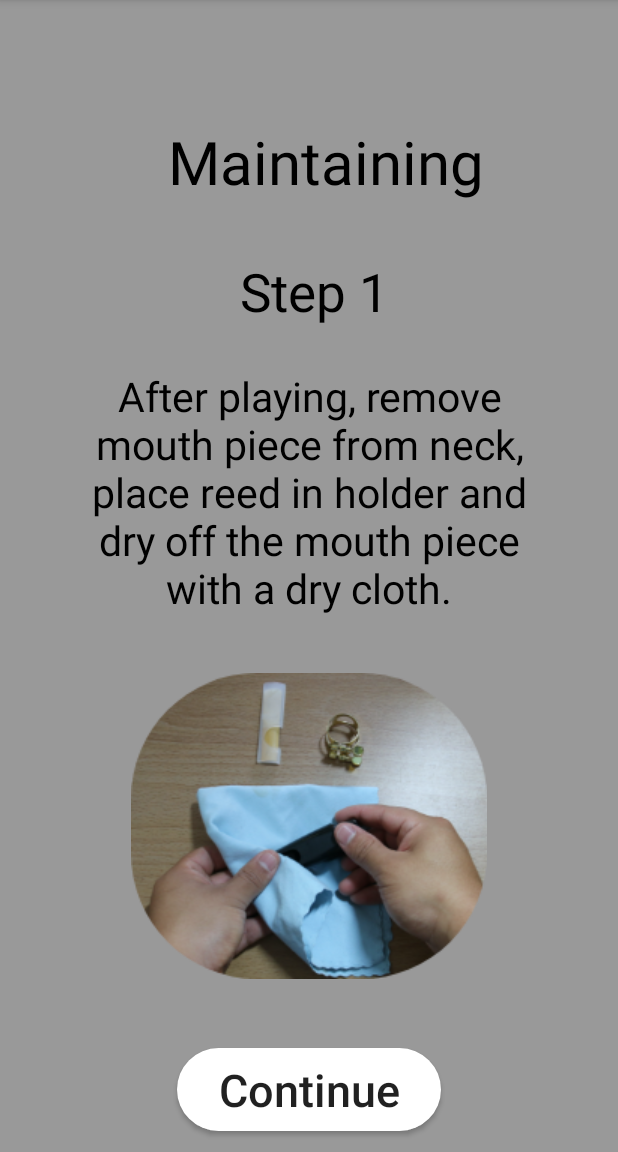
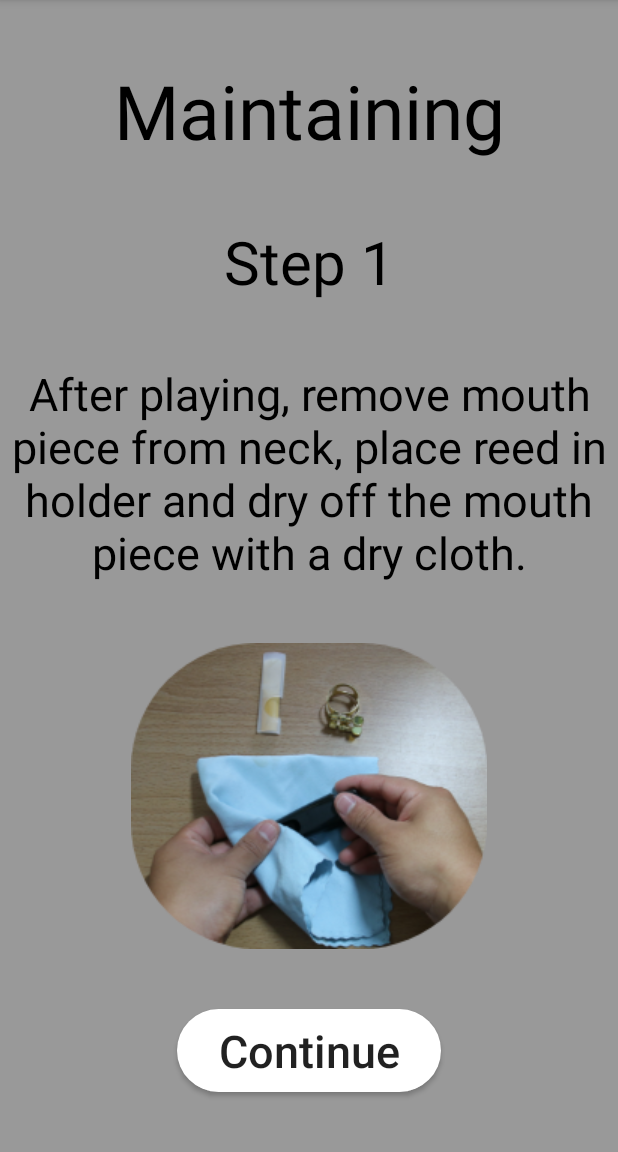
Before and after one commit to sammax12/SimpleSaxaphone, an Android app: the fragment Maintaining1 shown on its own in the app's theme, on a phone screen of 412 x 824 dp, the part 84-1236 px from its top. Run offline under Robolectric (Android 15) with nearby library versions, the phone set to English and light mode, and no system bars.

Commit message:
fixed maintaining fragments

```diff
--- a/app/src/main/res/layout/fragment_maintaining1.xml
+++ b/app/src/main/res/layout/fragment_maintaining1.xml
@@ -1,79 +1,76 @@
 <?xml version="1.0" encoding="utf-8"?>
-<RelativeLayout xmlns:android="http://schemas.android.com/apk/res/android"
+<androidx.constraintlayout.widget.ConstraintLayout xmlns:android="http://schemas.android.com/apk/res/android"
+    xmlns:app="http://schemas.android.com/apk/res-auto"
     xmlns:tools="http://schemas.android.com/tools"
     android:layout_width="match_parent"
     android:layout_height="match_parent"
-    tools:context="mainTaining.Maintaining1"
-    android:background="#999999">
+    android:background="#999999"
+    tools:context="mainTaining.Maintaining1">
 
     <ImageView
         android:id="@+id/imageView2"
         android:layout_width="wrap_content"
         android:layout_height="wrap_content"
-        android:layout_alignParentBottom="true"
-        android:layout_centerHorizontal="true"
-        android:layout_marginBottom="115dp"
-        android:src="@drawable/maintaining1" />
+        android:src="@drawable/maintaining1"
+        app:layout_constraintBottom_toTopOf="@+id/continueBtn"
+        app:layout_constraintEnd_toEndOf="parent"
+        app:layout_constraintHorizontal_bias="0.5"
+        app:layout_constraintStart_toStartOf="parent"
+        app:layout_constraintTop_toBottomOf="@+id/textView2" />
 
     <Button
         android:id="@+id/continueBtn"
         android:layout_width="176dp"
         android:layout_height="55dp"
-        android:layout_alignParentBottom="true"
-        android:layout_centerHorizontal="true"
-        android:layout_marginBottom="14dp"
         android:background="@drawable/roundbtn"
+        android:text="Continue"
         android:textAllCaps="false"
-        android:text="Continue"
-        android:textSize="30sp"/>
+        android:textSize="30sp"
+        app:layout_constraintBottom_toBottomOf="parent"
+        app:layout_constraintEnd_toEndOf="parent"
+        app:layout_constraintHorizontal_bias="0.5"
+        app:layout_constraintStart_toStartOf="parent"
+        app:layout_constraintTop_toBottomOf="@+id/imageView2" />
 
     <TextView
         android:id="@+id/textView2"
-        android:layout_width="317dp"
+        android:layout_width="wrap_content"
         android:layout_height="wrap_content"
-        android:layout_above="@+id/imageView2"
-        android:layout_alignParentTop="true"
-        android:layout_centerHorizontal="true"
-        android:layout_marginTop="219dp"
-        android:layout_marginBottom="12dp"
         android:gravity="center"
         android:text="After playing, remove mouth piece from neck, place reed in holder and dry off the mouth piece with a dry cloth."
         android:textColor="#000000"
-        android:textSize="27dp" />
+        android:textSize="30sp"
+        app:layout_constraintBottom_toTopOf="@+id/imageView2"
+        app:layout_constraintEnd_toEndOf="parent"
+        app:layout_constraintHorizontal_bias="0.5"
+        app:layout_constraintStart_toStartOf="parent"
+        app:layout_constraintTop_toBottomOf="@+id/textView5" />
 
     <TextView
         android:id="@+id/textView4"
-        android:layout_width="230dp"
+        android:layout_width="wrap_content"
         android:layout_height="wrap_content"
-        android:layout_above="@+id/imageView2"
-        android:layout_alignParentTop="true"
-        android:layout_alignParentEnd="true"
-        android:layout_alignParentRight="true"
-        android:layout_centerHorizontal="true"
-        android:layout_marginTop="35dp"
-        android:layout_marginEnd="79dp"
-        android:layout_marginRight="79dp"
-        android:layout_marginBottom="268dp"
         android:gravity="center"
         android:text="Maintaining"
         android:textColor="#000000"
-        android:textSize="40dp" />
+        android:textSize="50sp"
+        app:layout_constraintBottom_toTopOf="@+id/textView5"
+        app:layout_constraintEnd_toEndOf="parent"
+        app:layout_constraintHorizontal_bias="0.5"
+        app:layout_constraintStart_toStartOf="parent"
+        app:layout_constraintTop_toTopOf="parent" />
 
     <TextView
         android:id="@+id/textView5"
-        android:layout_width="209dp"
-        android:layout_height="58dp"
-        android:layout_above="@+id/imageView2"
-        android:layout_alignParentTop="true"
-        android:layout_alignParentEnd="true"
-        android:layout_alignParentRight="true"
-        android:layout_centerHorizontal="true"
-        android:layout_marginTop="122dp"
-        android:layout_marginEnd="98dp"
-        android:layout_marginRight="98dp"
-        android:layout_marginBottom="181dp"
+        android:layout_width="wrap_content"
+        android:layout_height="wrap_content"
         android:gravity="center"
         android:text="Step 1"
         android:textColor="#000000"
-        android:textSize="35dp" />
-</RelativeLayout>
+        android:textSize="40sp"
+        app:layout_constraintBottom_toTopOf="@+id/textView2"
+        app:layout_constraintEnd_toEndOf="parent"
+        app:layout_constraintHorizontal_bias="0.5"
+        app:layout_constraintStart_toStartOf="parent"
+        app:layout_constraintTop_toBottomOf="@+id/textView4" />
+</androidx.constraintlayout.widget.ConstraintLayout>
```
Also changed, not shown: app/src/main/res/layout/fragment_maintaining2.xml (+40 -43 lines), app/src/main/res/layout/fragment_maintaining3.xml (+40 -43 lines), app/src/main/res/layout/fragment_maintaining4.xml (+40 -43 lines).
